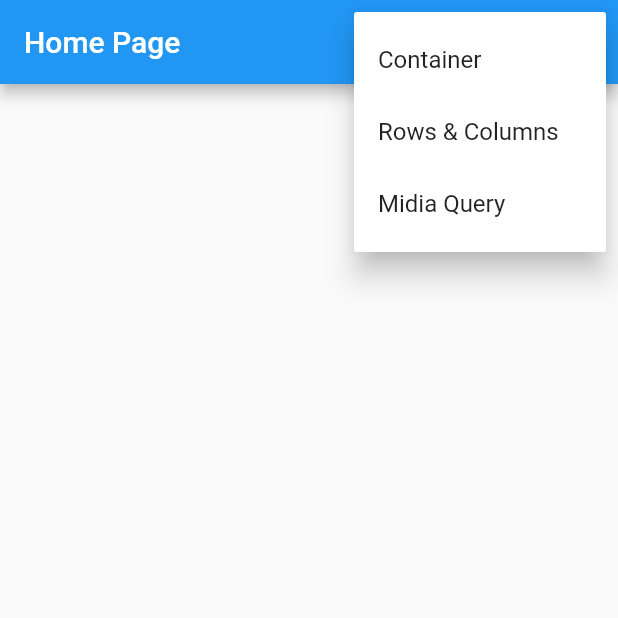
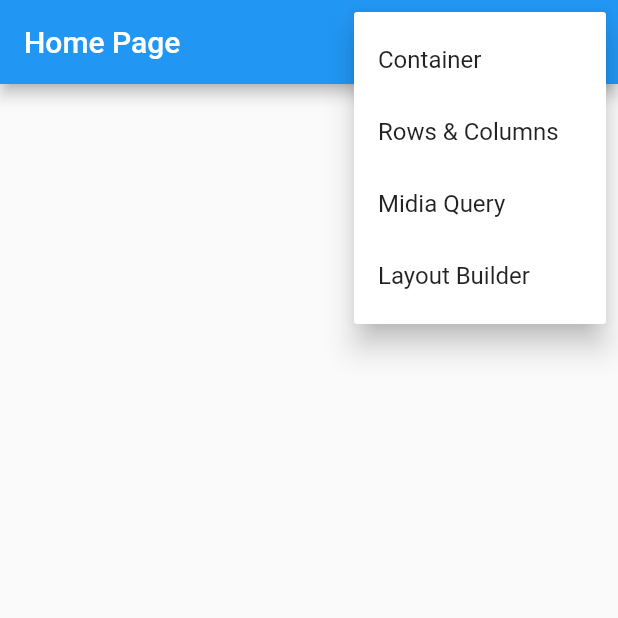
Before and after one commit to Juniorjcmj/academia-flutter-flutter, a Flutter app: the screen it shows after launch, after a tap on the "more vert" icon, on a phone screen of 412 x 824 dp, the top half of it. Run offline on Flutter 3.47's test engine with Material 2 defaults, Android fonts, the phone set to English and light mode, and no system bars; our stand-ins replace device_preview.

Commit message:
LayoutBuilder - trabalhando com responsividade- melhor que o mediaQuery

```diff
--- a/lib/main.dart
+++ b/lib/main.dart
@@ -1,9 +1,9 @@
 import 'package:academia_flutter_flutter/pages/container/container_page.dart';
 import 'package:academia_flutter_flutter/pages/home/home_page.dart';
-import 'package:academia_flutter_flutter/pages/midia_quary/media_query._page.dart';
+import 'package:academia_flutter_flutter/pages/layout_builder/layout_builder_page.dart';
+import 'package:academia_flutter_flutter/pages/media_query/media_query._page.dart';
 import 'package:academia_flutter_flutter/pages/rows_collumns/rows_columns.dart';
 import 'package:device_preview/device_preview.dart';
-import 'package:flutter/foundation.dart';
 import 'package:flutter/material.dart';
 
 void main() {
@@ -33,7 +33,8 @@ class MyApp extends StatelessWidget {
         HomePage.routName: (_) => HomePage(),
         ContainerPage.routName: (_) => ContainerPage(),
         RowsColumns.routName: (_) => RowsColumns(),
-        MediaQueryPage.routName: (_) => MediaQueryPage()
+        MediaQueryPage.routName: (_) => MediaQueryPage(),
+        LayoutBuilderPage.routName :(_) => LayoutBuilderPage()
       },
     );
   }
--- a/lib/pages/home/home_page.dart
+++ b/lib/pages/home/home_page.dart
@@ -1,12 +1,13 @@
 // ignore_for_file: prefer_const_constructors
 
-import 'package:academia_flutter_flutter/pages/midia_quary/media_query._page.dart';
+import 'package:academia_flutter_flutter/pages/layout_builder/layout_builder_page.dart';
+import 'package:academia_flutter_flutter/pages/media_query/media_query._page.dart';
 import 'package:flutter/material.dart';
 
 import '../container/container_page.dart';
 import '../rows_collumns/rows_columns.dart';
 
-enum PopupMenuPages { container, rows_columns, media_query }
+enum PopupMenuPages { container, rows_columns, media_query, layout_builder }
 
 class HomePage extends StatelessWidget {
   static final String routName = '/';
@@ -32,6 +33,9 @@ class HomePage extends StatelessWidget {
                   case PopupMenuPages.media_query:
                     Navigator.of(context).pushNamed(MediaQueryPage.routName);
                     break;
+                    case PopupMenuPages.layout_builder:
+                    Navigator.of(context).pushNamed(LayoutBuilderPage.routName);
+                    break;
                 }
               },
               itemBuilder: (BuildContext context) {
@@ -47,6 +51,10 @@ class HomePage extends StatelessWidget {
                   PopupMenuItem<PopupMenuPages>(
                     value: PopupMenuPages.media_query,
                     child: Text('Midia Query'),
+                  ),
+                   PopupMenuItem<PopupMenuPages>(
+                    value: PopupMenuPages.layout_builder,
+                    child: Text('Layout Builder'),
                   )
                 ];
               }),
```
Also changed, not shown: lib/pages/layout_builder/layout_builder_page.dart (added, +37 -0 lines), lib/pages/media_query/media_query._page.dart (renamed from lib/pages/midia_quary/media_query._page.dart).
